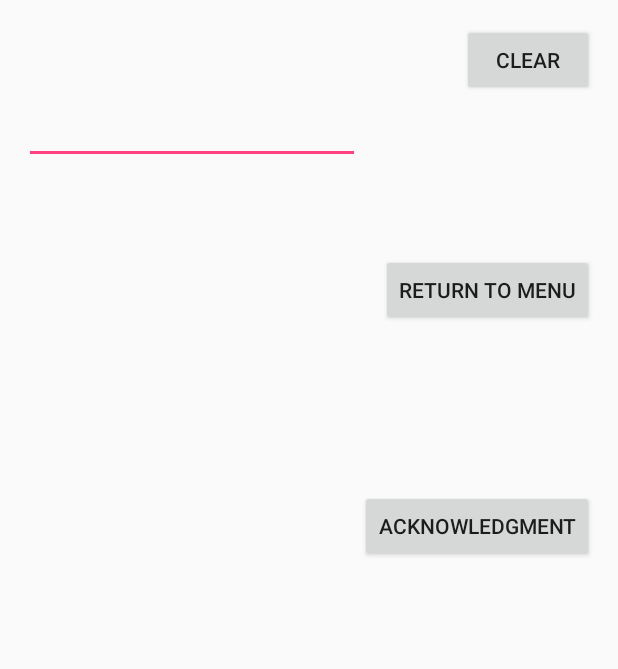
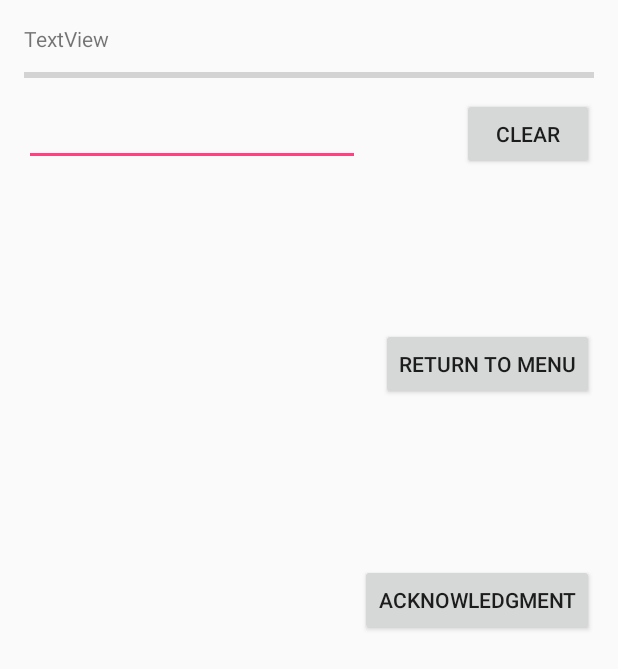
Before and after one commit to yongqi-chao/Treasure-Collector, an Android app: the layout activity_dictionary.xml on its own in the app's theme, with its tools: preview values and no code run, on a phone screen of 412 x 824 dp. Shown: the top 669 px of the screen. Run offline under Robolectric (Android 15) with nearby library versions, the phone set to English and light mode, and no system bars.

Commit message:
change dictionary activity  layout

```diff
--- a/app/src/main/res/layout/activity_dictionary.xml
+++ b/app/src/main/res/layout/activity_dictionary.xml
@@ -9,15 +9,6 @@
     android:paddingRight="@dimen/activity_horizontal_margin"
     android:paddingTop="@dimen/activity_vertical_margin"
     tools:context="edu.neu.madcourse.yongqichao.DictionaryActivity">
-
-    <Button
-        android:text="@string/clearButton"
-        android:layout_width="wrap_content"
-        android:layout_height="wrap_content"
-        android:id="@+id/clearButton"
-        android:layout_alignTop="@+id/editText"
-        android:layout_alignParentRight="true"
-        android:layout_alignParentEnd="true" />
 
     <Button
         android:text="@string/acknoledgements"
@@ -47,7 +38,7 @@
         android:layout_toLeftOf="@+id/acknowledgment"
         android:layout_alignParentLeft="true"
         android:layout_alignParentStart="true"
-        android:layout_below="@+id/clearButton" />
+        android:layout_below="@+id/progressBar2" />
 
     <ListView
         android:layout_width="match_parent"
@@ -57,4 +48,30 @@
         android:layout_toLeftOf="@+id/acknowledgment"
         android:layout_toStartOf="@+id/acknowledgment" />
 
+    <Button
+        android:text="@string/clearButton"
+        android:layout_width="wrap_content"
+        android:layout_height="wrap_content"
+        android:id="@+id/clearButton"
+        android:layout_below="@+id/progressBar2"
+        android:layout_alignParentRight="true"
+        android:layout_alignParentEnd="true" />
+
+    <TextView
+        android:text="TextView"
+        android:layout_width="match_parent"
+        android:layout_height="wrap_content"
+        android:layout_alignParentTop="true"
+        android:id="@+id/dictionaryLoadingInfo"
+        android:layout_alignParentRight="true"
+        android:layout_alignParentEnd="true" />
+
+    <ProgressBar
+        style="?android:attr/progressBarStyleHorizontal"
+        android:layout_width="match_parent"
+        android:layout_height="30dp"
+        android:id="@+id/progressBar2"
+        android:layout_below="@+id/dictionaryLoadingInfo"
+        android:layout_centerHorizontal="true" />
+
 </RelativeLayout>
--- a/app/src/main/res/layout/activity_installation.xml
+++ b/app/src/main/res/layout/activity_installation.xml
@@ -25,7 +25,7 @@
         android:text=""
         android:layout_width="wrap_content"
         android:layout_height="wrap_content"
-        android:textSize="30sp"
+        android:textSize="25sp"
         android:id="@+id/installText"
         android:layout_alignParentTop="true"
         android:layout_centerHorizontal="true"
```
